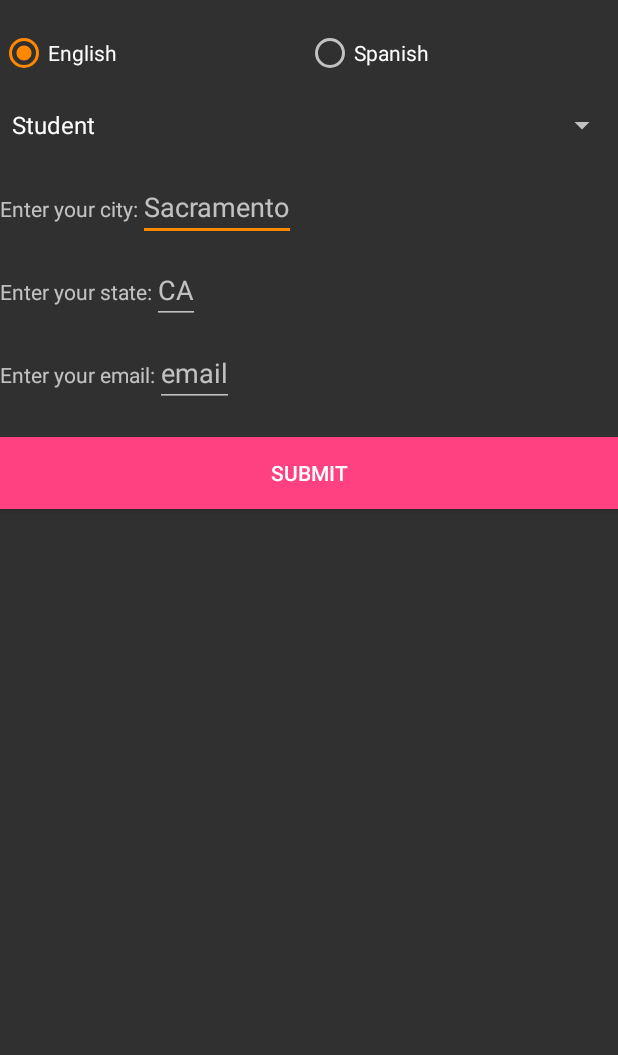
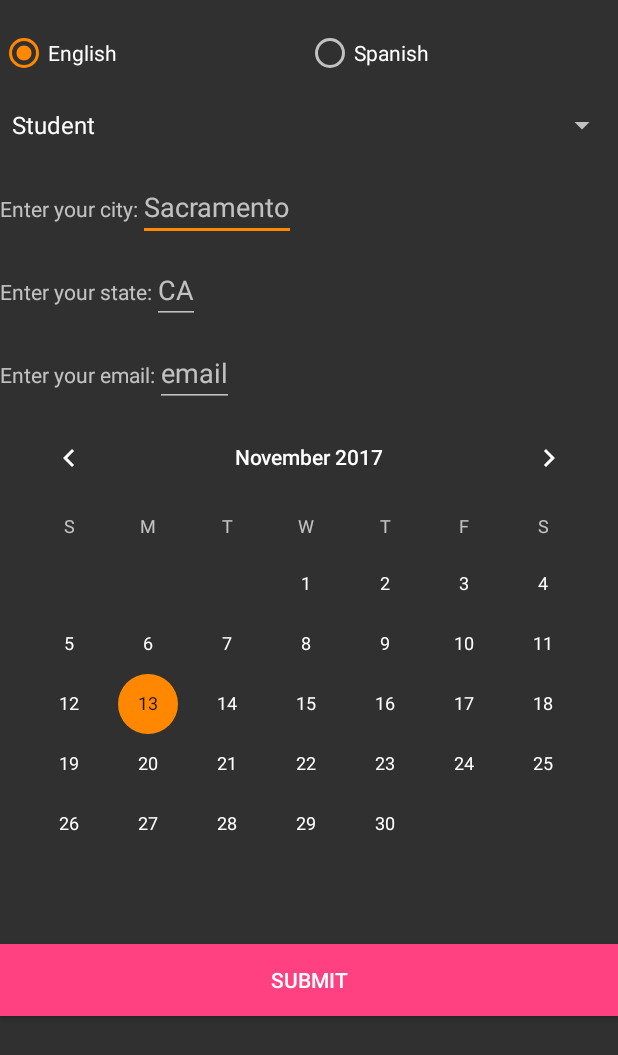
Before and after one commit to XrisMi/FinalPortal, an Android app: the Login screen opened directly, with no data from a screen before it, on a phone screen of 412 x 824 dp. Shown: the top 1055 px of the screen. Run offline under Robolectric (Android 15) with nearby library versions, the phone set to English and light mode, and no system bars.

```diff
--- /dev/null
+++ b/app/src/main/res/layout/activity_calendar.xml
@@ -0,0 +1,6 @@
+<?xml version="1.0" encoding="utf-8"?>
+<android.support.constraint.ConstraintLayout
+    xmlns:android="http://schemas.android.com/apk/res/android" android:layout_width="match_parent"
+    android:layout_height="match_parent">
+
+</android.support.constraint.ConstraintLayout>
--- a/app/src/main/res/layout/activity_login.xml
+++ b/app/src/main/res/layout/activity_login.xml
@@ -110,13 +110,18 @@
         android:inputType="textEmailAddress" />
 </LinearLayout>
 
+    <CalendarView
+        android:id="@+id/calendarView"
+        android:layout_width="match_parent"
+        android:layout_height="wrap_content" />
+
     <Button
         android:id="@+id/submitButton"
         android:layout_width="match_parent"
         android:layout_height="wrap_content"
         android:layout_marginTop="20dp"
         android:background="@color/colorAccent"
-        android:text="SUBMIT"
+        android:text="@string/submit"
         android:textColor="@android:color/white" />
 
 </LinearLayout>
--- a/app/src/main/res/values/strings.xml
+++ b/app/src/main/res/values/strings.xml
@@ -35,4 +35,5 @@
     <string name="spanish">Spanish</string>
     <string name="ca">CA</string>
     <string name="sacramento">Sacramento</string>
+    <string name="submit">SUBMIT</string>
 </resources>
```
Also changed, not shown: app/src/main/java/com/example/buscis_c1_l6/userpasswordsubmit/Login.java (+25 -3 lines). Lines whose indentation alone changed are shown as unchanged.
